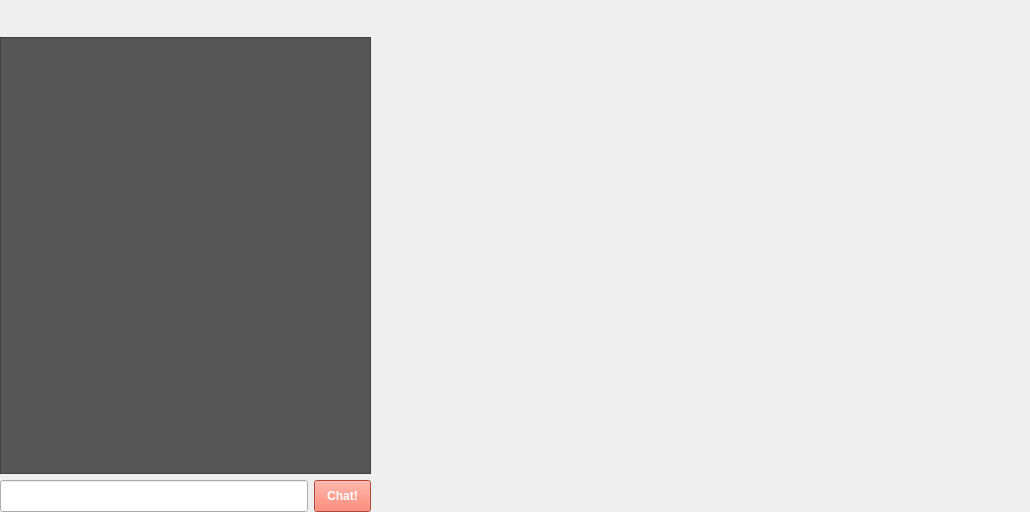
Before: the Qt Designer form groupwidget.ui in dparker2/StudyGroup, drawn with Qt 5.
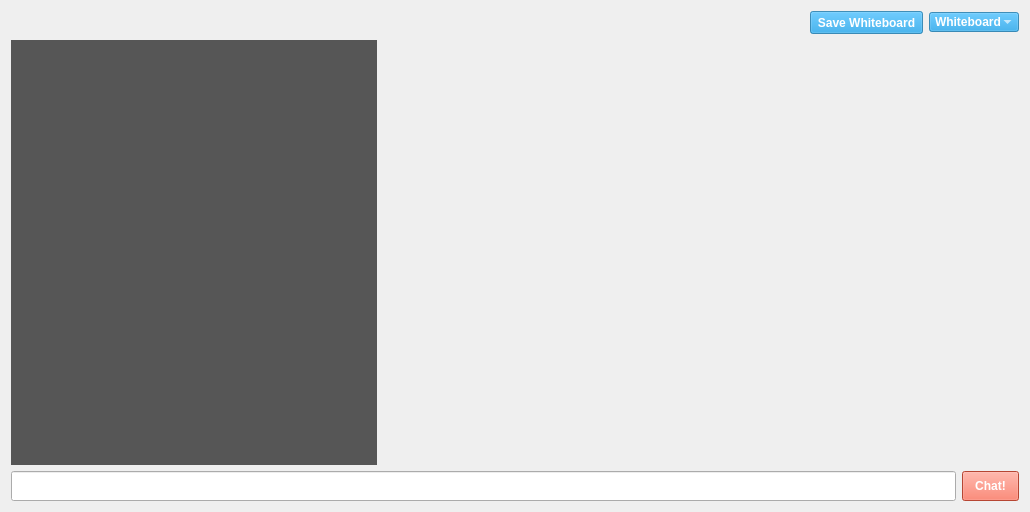
After: the same form once the commit is applied.

Commit message: Reworked the group widget

Patch:
```diff
--- a/groupwidget.ui
+++ b/groupwidget.ui
@@ -19,69 +19,85 @@
   <property name="windowTitle">
    <string>Form</string>
   </property>
-  <layout class="QGridLayout" name="gridLayout">
-   <property name="leftMargin">
-    <number>0</number>
-   </property>
-   <property name="topMargin">
-    <number>0</number>
-   </property>
-   <property name="rightMargin">
-    <number>0</number>
-   </property>
-   <property name="bottomMargin">
-    <number>0</number>
-   </property>
-   <item row="10" column="0" colspan="3">
-    <layout class="QHBoxLayout" name="horizontalLayout_2">
-     <property name="sizeConstraint">
-      <enum>QLayout::SetDefaultConstraint</enum>
-     </property>
+  <layout class="QVBoxLayout" name="verticalLayout">
      <item>
-      <widget class="QLineEdit" name="chat_input">
+    <layout class="QHBoxLayout" name="horizontalLayout_3">
+     <item>
+      <widget class="QLabel" name="groupid_label">
        <property name="sizePolicy">
-        <sizepolicy hsizetype="Expanding" vsizetype="Expanding">
+        <sizepolicy hsizetype="Preferred" vsizetype="Fixed">
          <horstretch>0</horstretch>
          <verstretch>0</verstretch>
         </sizepolicy>
        </property>
-      </widget>
-     </item>
-     <item>
-      <widget class="QPushButton" name="submit_chat">
-       <property name="styleSheet">
-        <string notr="true">background-color: #ff6247;
-color: white; 
-font:bold;
-padding: 8px 12px 8px 12px;</string>
-       </property>
-       <property name="text">
-        <string>Chat!</string>
-       </property>
-       <property name="autoDefault">
-        <bool>true</bool>
-       </property>
-      </widget>
-     </item>
-    </layout>
-   </item>
-   <item row="5" column="6" rowspan="6">
-    <spacer name="horizontalSpacer_2">
-     <property name="orientation">
-      <enum>Qt::Horizontal</enum>
-     </property>
-     <property name="sizeType">
-      <enum>QSizePolicy::Fixed</enum>
-     </property>
-     <property name="sizeHint" stdset="0">
+       <property name="minimumSize">
       <size>
-       <width>20</width>
+         <width>0</width>
        <height>20</height>
       </size>
      </property>
-    </spacer>
-   </item>
-   <item row="5" column="0" rowspan="5" colspan="3">
+       <property name="font">
+        <font>
+         <pointsize>20</pointsize>
+        </font>
+       </property>
+       <property name="styleSheet">
+        <string notr="true">color: rgb(255, 255, 255);</string>
+       </property>
+       <property name="text">
+        <string/>
+       </property>
+      </widget>
+     </item>
+     <item>
+      <widget class="QToolButton" name="toolButton_3">
+       <property name="styleSheet">
+        <string notr="true">background-color: rgba(20,150,220, 0.7);
+color: white; 
+font:bold;
+padding: 2px;</string>
+       </property>
+       <property name="text">
+        <string>Save Whiteboard</string>
+       </property>
+      </widget>
+     </item>
+     <item>
+      <widget class="QComboBox" name="comboBox">
+       <property name="sizePolicy">
+        <sizepolicy hsizetype="Fixed" vsizetype="Fixed">
+         <horstretch>0</horstretch>
+         <verstretch>0</verstretch>
+        </sizepolicy>
+       </property>
+       <property name="styleSheet">
+        <string notr="true">QComboBox {
+background-color: rgba(20,150,220, 0.7);
+color: white; 
+font:bold;
+padding: 1px 0px 1px 5px;
+}</string>
+       </property>
+       <property name="editable">
+        <bool>false</bool>
+       </property>
+       <item>
+        <property name="text">
+         <string>Whiteboard</string>
+        </property>
+       </item>
+       <item>
+        <property name="text">
+         <string>Flashcards</string>
+        </property>
+       </item>
+      </widget>
+     </item>
+    </layout>
+   </item>
+   <item>
+    <layout class="QHBoxLayout" name="horizontalLayout_8">
+     <item>
     <widget class="QTextEdit" name="chat_box">
      <property name="sizePolicy">
       <sizepolicy hsizetype="Expanding" vsizetype="Expanding">
@@ -89,16 +105,66 @@
        <verstretch>1</verstretch>
       </sizepolicy>
      </property>
+       <property name="font">
+        <font>
+         <family>Arial</family>
+         <pointsize>12</pointsize>
+        </font>
+       </property>
      <property name="styleSheet">
       <string notr="true">background-color: rgb(86, 86, 86);
 color: rgb(255, 255, 255);</string>
      </property>
+       <property name="frameShape">
+        <enum>QFrame::NoFrame</enum>
+       </property>
+       <property name="frameShadow">
+        <enum>QFrame::Plain</enum>
+       </property>
      <property name="readOnly">
       <bool>true</bool>
      </property>
     </widget>
    </item>
-   <item row="5" column="7" rowspan="6">
+     <item>
+      <widget class="QStackedWidget" name="study_mode">
+       <property name="enabled">
+        <bool>true</bool>
+       </property>
+       <property name="sizePolicy">
+        <sizepolicy hsizetype="Expanding" vsizetype="Expanding">
+         <horstretch>0</horstretch>
+         <verstretch>0</verstretch>
+        </sizepolicy>
+       </property>
+       <property name="minimumSize">
+        <size>
+         <width>0</width>
+         <height>0</height>
+        </size>
+       </property>
+       <property name="autoFillBackground">
+        <bool>false</bool>
+       </property>
+      </widget>
+     </item>
+     <item>
+      <spacer name="horizontalSpacer_2">
+       <property name="orientation">
+        <enum>Qt::Horizontal</enum>
+       </property>
+       <property name="sizeType">
+        <enum>QSizePolicy::Fixed</enum>
+       </property>
+       <property name="sizeHint" stdset="0">
+        <size>
+         <width>20</width>
+         <height>20</height>
+        </size>
+       </property>
+      </spacer>
+     </item>
+     <item>
     <layout class="QVBoxLayout" name="side_layout">
      <property name="spacing">
       <number>6</number>
@@ -137,37 +203,14 @@
      </item>
     </layout>
    </item>
-   <item row="5" column="3" rowspan="6" colspan="3">
-    <widget class="QStackedWidget" name="study_mode">
-     <property name="enabled">
-      <bool>true</bool>
-     </property>
-     <property name="sizePolicy">
-      <sizepolicy hsizetype="Expanding" vsizetype="Expanding">
-       <horstretch>0</horstretch>
-       <verstretch>0</verstretch>
-      </sizepolicy>
-     </property>
-     <property name="minimumSize">
-      <size>
-       <width>0</width>
-       <height>0</height>
-      </size>
-     </property>
-     <property name="autoFillBackground">
-      <bool>false</bool>
-     </property>
-     <widget class="QWidget" name="study_modePage1">
-      <layout class="QHBoxLayout" name="horizontalLayout"/>
-     </widget>
-    </widget>
+    </layout>
    </item>
-   <item row="3" column="0" colspan="8">
-    <layout class="QHBoxLayout" name="horizontalLayout_3">
      <item>
-      <widget class="QLabel" name="groupid_label">
+    <layout class="QHBoxLayout" name="horizontalLayout_2">
+     <item>
+      <widget class="QLineEdit" name="chat_input">
        <property name="sizePolicy">
-        <sizepolicy hsizetype="Preferred" vsizetype="Fixed">
+        <sizepolicy hsizetype="Expanding" vsizetype="Fixed">
          <horstretch>0</horstretch>
          <verstretch>0</verstretch>
         </sizepolicy>
@@ -175,19 +218,54 @@
        <property name="minimumSize">
         <size>
          <width>0</width>
-         <height>20</height>
+         <height>30</height>
+        </size>
+       </property>
+       <property name="maximumSize">
+        <size>
+         <width>16777215</width>
+         <height>30</height>
         </size>
        </property>
        <property name="font">
         <font>
-         <pointsize>20</pointsize>
+         <family>Arial</family>
+         <pointsize>10</pointsize>
         </font>
        </property>
+      </widget>
+     </item>
+     <item>
+      <widget class="QPushButton" name="submit_chat">
+       <property name="sizePolicy">
+        <sizepolicy hsizetype="Minimum" vsizetype="Fixed">
+         <horstretch>0</horstretch>
+         <verstretch>0</verstretch>
+        </sizepolicy>
+       </property>
+       <property name="minimumSize">
+        <size>
+         <width>0</width>
+         <height>30</height>
+        </size>
+       </property>
+       <property name="maximumSize">
+        <size>
+         <width>16777215</width>
+         <height>30</height>
+        </size>
+       </property>
        <property name="styleSheet">
-        <string notr="true">color: rgb(255, 255, 255);</string>
+        <string notr="true">background-color: #ff6247;
+color: white; 
+font:bold;
+padding: 8px 12px 8px 12px;</string>
        </property>
        <property name="text">
-        <string/>
+        <string>Chat!</string>
+       </property>
+       <property name="autoDefault">
+        <bool>true</bool>
        </property>
       </widget>
      </item>
```
Lines whose indentation alone changed are shown as unchanged.
